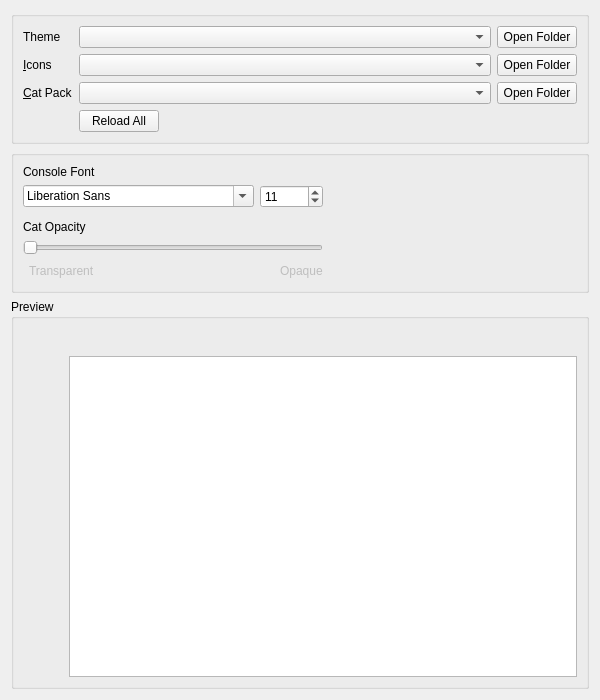
This is launcher/ui/widgets/AppearanceWidget.ui in FreesmTeam/FreesmLauncher as Qt 5 draws it before an edit. The edited form follows.
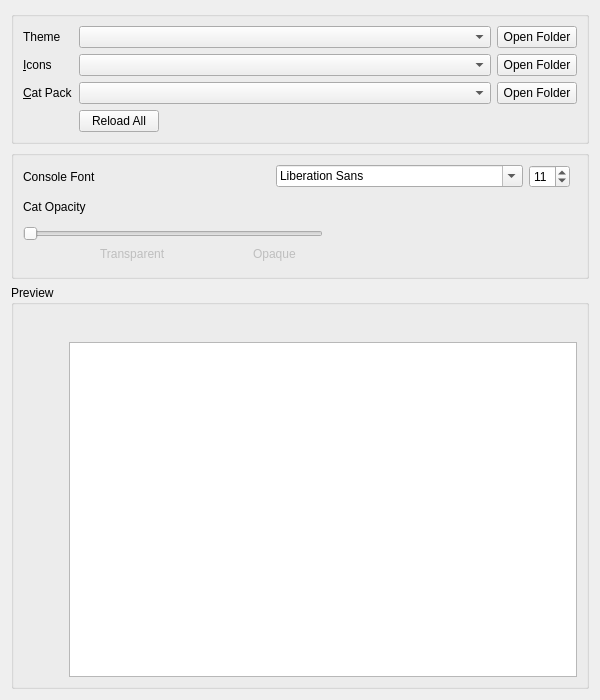
This is the edited form. Icons and pictures are not drawn.

Commit message: Redo layouts

What changed in the file:
```diff
--- a/launcher/ui/widgets/AppearanceWidget.ui
+++ b/launcher/ui/widgets/AppearanceWidget.ui
@@ -142,6 +142,8 @@
      </property>
      <layout class="QVBoxLayout" name="verticalLayout_5">
       <item>
+       <layout class="QHBoxLayout" name="horizontalLayout_5">
+        <item>
        <widget class="QLabel" name="label">
         <property name="text">
          <string>Console Font</string>
@@ -149,31 +151,16 @@
        </widget>
       </item>
       <item>
-       <widget class="QWidget" name="widget_2" native="true">
-        <property name="maximumSize">
-         <size>
-          <width>300</width>
-          <height>16777215</height>
-         </size>
-        </property>
-        <layout class="QHBoxLayout" name="horizontalLayout_2">
-         <property name="leftMargin">
-          <number>0</number>
-         </property>
-         <property name="topMargin">
-          <number>0</number>
-         </property>
-         <property name="rightMargin">
-          <number>0</number>
-         </property>
-         <property name="bottomMargin">
-          <number>0</number>
-         </property>
-         <item>
           <widget class="QFontComboBox" name="consoleFont"/>
          </item>
          <item>
           <widget class="QSpinBox" name="fontSizeBox">
+          <property name="sizePolicy">
+           <sizepolicy hsizetype="Maximum" vsizetype="Fixed">
+            <horstretch>0</horstretch>
+            <verstretch>0</verstretch>
+           </sizepolicy>
+          </property>
            <property name="minimum">
             <number>5</number>
            </property>
@@ -185,11 +172,17 @@
            </property>
           </widget>
          </item>
-        </layout>
-       </widget>
+        <item>
+         <spacer name="horizontalSpacer_2">
+          <property name="orientation">
+           <enum>Qt::Horizontal</enum>
+          </property>
+         </spacer>
+        </item>
+       </layout>
       </item>
       <item>
-       <spacer name="verticalSpacer">
+       <spacer name="verticalSpacer_2">
         <property name="orientation">
          <enum>Qt::Vertical</enum>
         </property>
@@ -211,6 +204,30 @@
         </property>
        </widget>
       </item>
+      <item>
+       <widget class="QWidget" name="widget_2" native="true">
+        <property name="maximumSize">
+         <size>
+          <width>300</width>
+          <height>16777215</height>
+         </size>
+        </property>
+        <layout class="QHBoxLayout" name="horizontalLayout_2">
+         <property name="leftMargin">
+          <number>0</number>
+         </property>
+         <property name="topMargin">
+          <number>0</number>
+         </property>
+         <property name="rightMargin">
+          <number>0</number>
+         </property>
+         <property name="bottomMargin">
+          <number>0</number>
+         </property>
+        </layout>
+       </widget>
+      </item>
       <item>
        <widget class="QWidget" name="widget" native="true">
         <property name="maximumSize">
@@ -232,20 +249,34 @@
          <property name="bottomMargin">
           <number>0</number>
          </property>
-         <item row="2" column="2">
+         <item row="3" column="3">
+          <widget class="QLabel" name="label_5">
+           <property name="enabled">
+            <bool>false</bool>
+           </property>
+           <property name="text">
+            <string>Opaque</string>
+           </property>
+          </widget>
+         </item>
+         <item row="3" column="2">
           <spacer name="horizontalSpacer_4">
            <property name="orientation">
             <enum>Qt::Horizontal</enum>
            </property>
-           <property name="sizeHint" stdset="0">
-            <size>
-             <width>40</width>
-             <height>20</height>
-            </size>
-           </property>
           </spacer>
          </item>
-         <item row="1" column="0" colspan="4">
+         <item row="3" column="1">
+          <widget class="QLabel" name="label_4">
+           <property name="enabled">
+            <bool>false</bool>
+           </property>
+           <property name="text">
+            <string>Transparent</string>
+           </property>
+          </widget>
+         </item>
+         <item row="2" column="0" colspan="4">
           <widget class="QSlider" name="catOpacitySlider">
            <property name="minimumSize">
             <size>
@@ -261,29 +292,25 @@
            </property>
           </widget>
          </item>
-         <item row="2" column="1">
-          <widget class="QLabel" name="label_4">
-           <property name="enabled">
-            <bool>false</bool>
-           </property>
-           <property name="text">
-            <string>Transparent</string>
-           </property>
-          </widget>
-         </item>
-         <item row="2" column="3">
-          <widget class="QLabel" name="label_5">
-           <property name="enabled">
-            <bool>false</bool>
-           </property>
-           <property name="text">
-            <string>Opaque</string>
-           </property>
-          </widget>
-         </item>
         </layout>
        </widget>
       </item>
+      <item>
+       <spacer name="verticalSpacer">
+        <property name="orientation">
+         <enum>Qt::Vertical</enum>
+        </property>
+        <property name="sizeType">
+         <enum>QSizePolicy::Fixed</enum>
+        </property>
+        <property name="sizeHint" stdset="0">
+         <size>
+          <width>0</width>
+          <height>6</height>
+         </size>
+        </property>
+       </spacer>
+      </item>
      </layout>
     </widget>
    </item>
@@ -499,12 +526,6 @@
               <property name="orientation">
                <enum>Qt::Horizontal</enum>
               </property>
-              <property name="sizeHint" stdset="0">
-               <size>
-                <width>0</width>
-                <height>0</height>
-               </size>
-              </property>
              </spacer>
             </item>
            </layout>
```
Left out of the diff: 2 changed lines with no effect on the pictures. Lines whose indentation alone changed are shown as unchanged. The commit also changes 6 other files.
